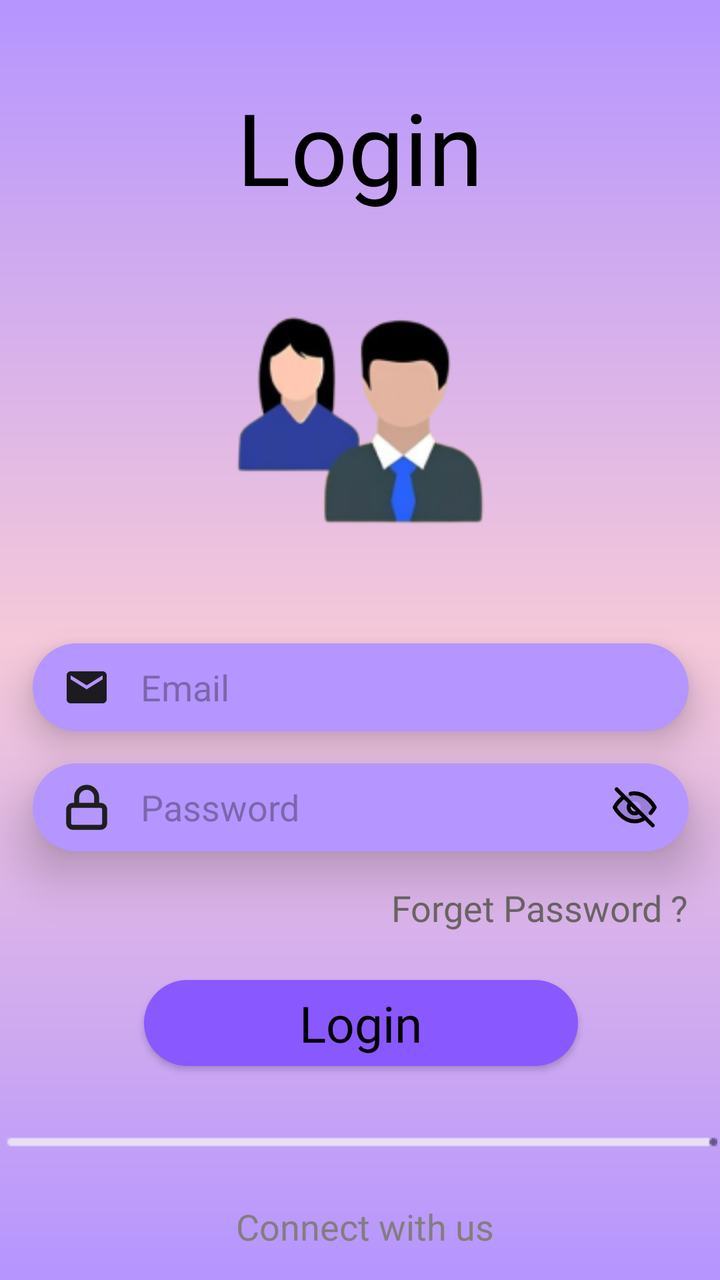
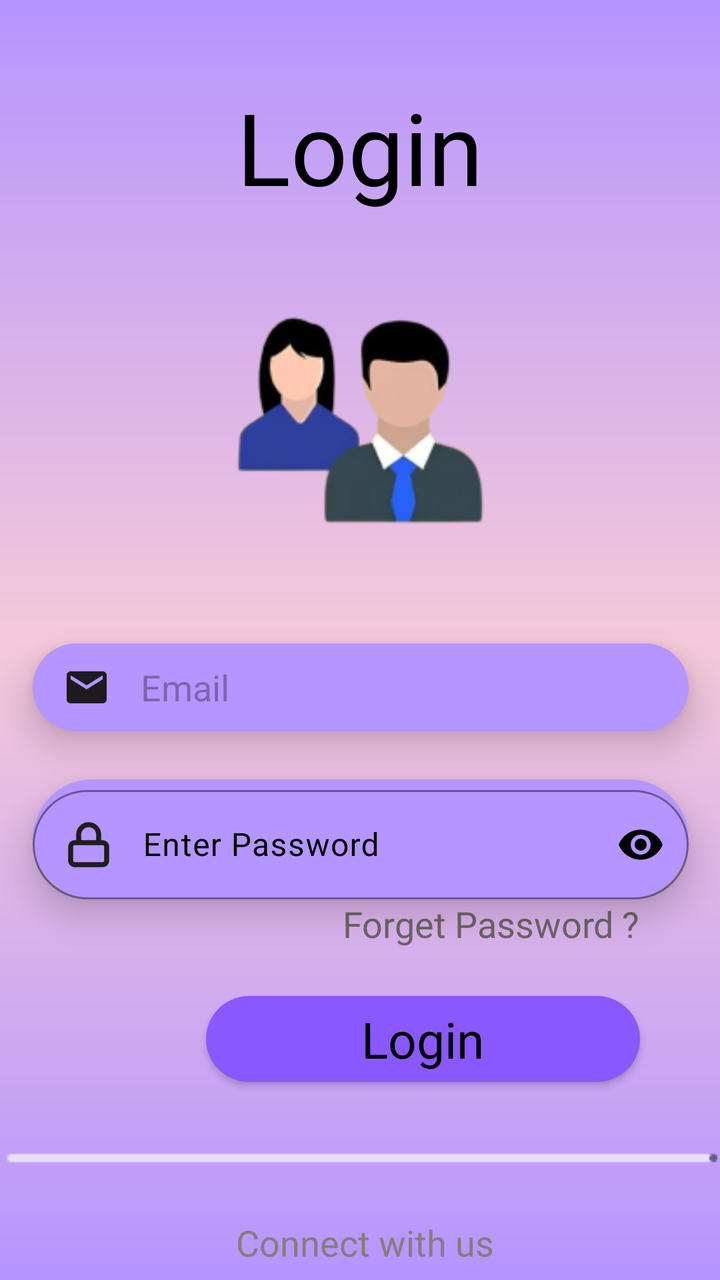

Compare the two renders of this Android layout. The source of the first and the diff that turns it into the second are given below.
<!-- AndroidManifest.xml: application theme Theme.InvestGenius -->
<!-- res/layout/activity_login.xml -->
<?xml version="1.0" encoding="utf-8"?>
<androidx.constraintlayout.widget.ConstraintLayout xmlns:android="http://schemas.android.com/apk/res/android"
    xmlns:app="http://schemas.android.com/apk/res-auto"
    xmlns:tools="http://schemas.android.com/tools"
    android:id="@+id/main"
    android:layout_width="match_parent"
    android:layout_height="match_parent"
    android:background="@drawable/background"
    tools:context=".login_activity">

    <TextView
        android:id="@+id/textView5"
        android:layout_width="wrap_content"
        android:layout_height="wrap_content"
        android:layout_marginTop="40dp"
        android:fontFamily="@font/blinker_bold"
        android:text="Login"
        android:textColor="#000000"
        android:textSize="50sp"
        app:layout_constraintEnd_toEndOf="parent"
        app:layout_constraintStart_toStartOf="parent"
        app:layout_constraintTop_toTopOf="parent" />

    <ImageView
        android:id="@+id/imageView2"
        android:layout_width="209dp"
        android:layout_height="207dp"
        app:layout_constraintEnd_toEndOf="@+id/textView5"
        app:layout_constraintStart_toStartOf="@+id/textView5"
        app:layout_constraintTop_toBottomOf="@+id/textView5"
        app:srcCompat="@drawable/login" />

    <EditText
        android:id="@+id/editTextTextEmailAddress"
        android:layout_width="328dp"
        android:layout_height="44dp"
        android:layout_marginTop="8dp"
        android:background="@drawable/input"
        android:drawableLeft="@drawable/mail"
        android:drawablePadding="15dp"
        android:elevation="10dp"
        android:ems="10"
        android:hint="Email"
        android:inputType="textEmailAddress"
        android:paddingStart="15dp"
        android:textColor="#6B6464"
        app:layout_constraintEnd_toEndOf="@+id/imageView2"
        app:layout_constraintStart_toStartOf="@+id/imageView2"
        app:layout_constraintTop_toBottomOf="@+id/imageView2" />

    <EditText
        android:id="@+id/editTextTextPassword"
        android:layout_width="328dp"
        android:layout_height="44dp"
        android:layout_marginTop="16dp"
        android:background="@drawable/input"
        android:drawableStart="@drawable/lock"
        android:drawableEnd="@drawable/eye_closed"
        android:drawablePadding="15dp"
        android:elevation="15dp"
        android:ems="10"
        android:hint="Password"
        android:inputType="textPassword"
        android:paddingStart="15dp"
        android:paddingEnd="15dp"
        android:textColor="#6B6464"
        app:layout_constraintEnd_toEndOf="@+id/editTextTextEmailAddress"
        app:layout_constraintStart_toStartOf="@+id/editTextTextEmailAddress"
        app:layout_constraintTop_toBottomOf="@+id/editTextTextEmailAddress" />

    <TextView
        android:id="@+id/textView6"
        android:layout_width="wrap_content"
        android:layout_height="wrap_content"
        android:layout_marginTop="16dp"
        android:fontFamily="@font/istok_web"
        android:text="Forget Password ?"
        android:textColor="#6B6464"
        android:textSize="18sp"
        app:layout_constraintEnd_toEndOf="@+id/editTextTextPassword"
        app:layout_constraintTop_toBottomOf="@+id/editTextTextPassword" />

    <androidx.appcompat.widget.AppCompatButton
        android:id="@+id/button2"
        android:layout_width="217dp"
        android:layout_height="43dp"
        android:layout_marginTop="24dp"
        android:background="@drawable/button"
        android:elevation="10dp"
        android:fontFamily="@font/istok_web_bold"
        android:text="Login"
        android:textAllCaps="false"
        android:textColor="#000000"
        android:textSize="25sp"
        app:layout_constraintEnd_toEndOf="@+id/textView6"
        app:layout_constraintStart_toStartOf="@+id/editTextTextPassword"
        app:layout_constraintTop_toBottomOf="@+id/textView6" />

    <ImageView
        android:id="@+id/imageView4"
        android:layout_width="wrap_content"
        android:layout_height="wrap_content"
        android:layout_marginTop="32dp"
        app:layout_constraintEnd_toEndOf="parent"
        app:layout_constraintStart_toStartOf="parent"
        app:layout_constraintTop_toBottomOf="@+id/button2"
        app:srcCompat="@drawable/linear" />

    <TextView
        android:id="@+id/textView7"
        android:layout_width="wrap_content"
        android:layout_height="wrap_content"
        android:layout_marginTop="24dp"
        android:fontFamily="@font/istok_web_bold"
        android:text=" Connect with us"
        android:textColor="#847D7D"
        android:textSize="18sp"
        app:layout_constraintEnd_toEndOf="@+id/imageView4"
        app:layout_constraintStart_toStartOf="@+id/imageView4"
        app:layout_constraintTop_toBottomOf="@+id/imageView4" />

    <androidx.appcompat.widget.AppCompatButton
        android:id="@+id/button3"
        android:layout_width="199dp"
        android:layout_height="59dp"
        android:layout_marginTop="40dp"
        android:background="@drawable/googlebutton"
        android:drawableLeft="@drawable/google"
        android:fontFamily="@font/istok_web_bold"
        android:paddingStart="50dp"
        android:paddingEnd="50dp"
        android:text="Google"
        android:textAllCaps="false"
        android:textColor="#1E1E1E"
        android:textSize="16sp"
        app:layout_constraintEnd_toEndOf="@+id/textView7"
        app:layout_constraintStart_toStartOf="@+id/textView7"
        app:layout_constraintTop_toBottomOf="@+id/textView7" />

    <TextView
        android:id="@+id/textView8"
        android:layout_width="wrap_content"
        android:layout_height="wrap_content"
        android:layout_marginTop="60dp"
        android:fontFamily="@font/istok_web_bold"
        android:text="Don’t have account?"
        android:textColor="#000000"
        android:textSize="18sp"
        app:layout_constraintEnd_toEndOf="@+id/button3"
        app:layout_constraintStart_toStartOf="@+id/button3"
        app:layout_constraintTop_toBottomOf="@+id/button3" />

    <TextView
        android:id="@+id/textView9"
        android:layout_width="wrap_content"
        android:layout_height="wrap_content"
        android:fontFamily="@font/istok_web_bold"
        android:text="SignUp"
        android:textColor="#7F48FF"
        android:textSize="18sp"
        app:layout_constraintEnd_toEndOf="@+id/textView8"
        app:layout_constraintStart_toStartOf="@+id/textView8"
        app:layout_constraintTop_toBottomOf="@+id/textView8" />
</androidx.constraintlayout.widget.ConstraintLayout>
<!-- resources referenced by this layout -->
<resources>
  <!-- drawable background (drawable) -->
  <?xml version="1.0" encoding="utf-8"?>
  <shape xmlns:android="http://schemas.android.com/apk/res/android">
      <gradient
          android:startColor="#B595FF"
          android:centerColor="#F5C9D9"
          android:endColor="#B595FF"
          android:angle="450">
      </gradient>
  </shape>
  <!-- drawable button (drawable) -->
  <?xml version="1.0" encoding="utf-8"?>
  <shape xmlns:android="http://schemas.android.com/apk/res/android">
      <solid android:color="#8A58FF">
      </solid>
      <corners android:radius="50dp"></corners>
      <stroke android:color="@color/white"/>
  </shape>
  <!-- drawable eye_closed (drawable) -->
  <vector xmlns:android="http://schemas.android.com/apk/res/android"
      android:width="24dp"
      android:height="24dp"
      android:viewportWidth="24"
      android:viewportHeight="24">
    <path
        android:pathData="M2,12C2,12 5.636,5 12,5C18.364,5 22,12 22,12C22,12 18.364,19 12,19C5.636,19 2,12 2,12ZM12,15C13.657,15 15,13.657 15,12C15,10.343 13.657,9 12,9C10.343,9 9,10.343 9,12C9,13.657 10.343,15 12,15Z"
        android:fillColor="#000000"
        android:fillAlpha="0.15"
        android:fillType="evenOdd"/>
    <path
        android:pathData="M20,14.833C21.308,13.332 22,12 22,12C22,12 18.364,5 12,5C11.659,5 11.325,5.02 11,5.058C10.658,5.098 10.324,5.158 10,5.236M3,3L6.719,6.719M6.719,6.719C3.667,8.791 2,12 2,12C2,12 5.636,19 12,19C14.055,19 15.826,18.27 17.281,17.281M6.719,6.719L9.879,9.879M9.879,9.879C9.336,10.422 9,11.172 9,12C9,13.657 10.343,15 12,15C12.828,15 13.578,14.664 14.121,14.121M9.879,9.879L14.121,14.121M14.121,14.121L17.281,17.281M17.281,17.281L21,21"
        android:strokeLineJoin="round"
        android:strokeWidth="2"
        android:fillColor="#00000000"
        android:strokeColor="#000000"
        android:strokeLineCap="round"/>
  </vector>
  <!-- drawable googlebutton (drawable) -->
  <?xml version="1.0" encoding="utf-8"?>
  <shape xmlns:android="http://schemas.android.com/apk/res/android">
      <solid android:color="#D5D0E0"/>
      <corners android:radius="20dp"/>
      <stroke android:color="@color/black"
          android:width="1dp"/>
  </shape>
  <!-- drawable input (drawable) -->
  <?xml version="1.0" encoding="utf-8"?>
  <shape xmlns:android="http://schemas.android.com/apk/res/android">
      <solid android:color="#B595FF"/>
      <corners android:radius="30dp"/>
      <stroke android:color="@color/white"/>
  </shape>
  <!-- drawable linear: png bitmap (drawable, 265 bytes) -->
  <!-- drawable lock (drawable) -->
  <vector xmlns:android="http://schemas.android.com/apk/res/android"
      android:width="24dp"
      android:height="24dp"
      android:viewportWidth="24"
      android:viewportHeight="24">
    <path
        android:pathData="M7,11V7C7,5.674 7.527,4.402 8.464,3.464C9.402,2.527 10.674,2 12,2C13.326,2 14.598,2.527 15.535,3.464C16.473,4.402 17,5.674 17,7V11M5,11H19C20.105,11 21,11.895 21,13V20C21,21.105 20.105,22 19,22H5C3.895,22 3,21.105 3,20V13C3,11.895 3.895,11 5,11Z"
        android:strokeLineJoin="round"
        android:strokeWidth="2.5"
        android:fillColor="#00000000"
        android:strokeColor="#1E1E1E"
        android:strokeLineCap="round"/>
  </vector>
  <!-- drawable mail (drawable) -->
  <vector xmlns:android="http://schemas.android.com/apk/res/android"
      android:width="24dp"
      android:height="24dp"
      android:viewportWidth="24"
      android:viewportHeight="24">
    <path
        android:pathData="M4,20C3.45,20 2.975,19.808 2.575,19.425C2.192,19.025 2,18.55 2,18V6C2,5.45 2.192,4.983 2.575,4.6C2.975,4.2 3.45,4 4,4H20C20.55,4 21.017,4.2 21.4,4.6C21.8,4.983 22,5.45 22,6V18C22,18.55 21.8,19.025 21.4,19.425C21.017,19.808 20.55,20 20,20H4ZM12,13L20,8V6L12,11L4,6V8L12,13Z"
        android:fillColor="#1D1B20"/>
  </vector>
  <style name="Theme.InvestGenius" parent="Base.Theme.InvestGenius" />
  <color name="white">#FFFFFFFF</color>
  <color name="black">#FF000000</color>
  <style name="Base.Theme.InvestGenius" parent="Theme.Material3.DayNight.NoActionBar">
          
          
      </style>
  <!-- unchanged entries left out for length: 2 -->
</resources>

<!-- the commit's change to res/layout/activity_login.xml (unified diff, before → after) -->
@@ -48,37 +48,17 @@
         app:layout_constraintStart_toStartOf="@+id/imageView2"
         app:layout_constraintTop_toBottomOf="@+id/imageView2" />
 
-    <EditText
-        android:id="@+id/editTextTextPassword"
-        android:layout_width="328dp"
-        android:layout_height="44dp"
-        android:layout_marginTop="16dp"
-        android:background="@drawable/input"
-        android:drawableStart="@drawable/lock"
-        android:drawableEnd="@drawable/eye_closed"
-        android:drawablePadding="15dp"
-        android:elevation="15dp"
-        android:ems="10"
-        android:hint="Password"
-        android:inputType="textPassword"
-        android:paddingStart="15dp"
-        android:paddingEnd="15dp"
-        android:textColor="#6B6464"
-        app:layout_constraintEnd_toEndOf="@+id/editTextTextEmailAddress"
-        app:layout_constraintStart_toStartOf="@+id/editTextTextEmailAddress"
-        app:layout_constraintTop_toBottomOf="@+id/editTextTextEmailAddress" />
-
     <TextView
         android:id="@+id/textView6"
         android:layout_width="wrap_content"
         android:layout_height="wrap_content"
-        android:layout_marginTop="16dp"
+        android:layout_marginEnd="40dp"
         android:fontFamily="@font/istok_web"
         android:text="Forget Password ?"
         android:textColor="#6B6464"
         android:textSize="18sp"
-        app:layout_constraintEnd_toEndOf="@+id/editTextTextPassword"
-        app:layout_constraintTop_toBottomOf="@+id/editTextTextPassword" />
+        app:layout_constraintEnd_toEndOf="parent"
+        app:layout_constraintTop_toBottomOf="@+id/textInputLayout2" />
 
     <androidx.appcompat.widget.AppCompatButton
         android:id="@+id/button2"
@@ -93,7 +73,6 @@
         android:textColor="#000000"
         android:textSize="25sp"
         app:layout_constraintEnd_toEndOf="@+id/textView6"
-        app:layout_constraintStart_toStartOf="@+id/editTextTextPassword"
         app:layout_constraintTop_toBottomOf="@+id/textView6" />
 
     <ImageView
@@ -161,4 +140,35 @@
         app:layout_constraintEnd_toEndOf="@+id/textView8"
         app:layout_constraintStart_toStartOf="@+id/textView8"
         app:layout_constraintTop_toBottomOf="@+id/textView8" />
+
+    <com.google.android.material.textfield.TextInputLayout
+        android:id="@+id/textInputLayout2"
+        android:layout_width="328dp"
+        android:layout_height="60dp"
+        android:layout_marginTop="24dp"
+        app:passwordToggleEnabled="true"
+        android:background="@drawable/input"
+        app:boxCornerRadiusBottomEnd="30dp"
+        app:boxCornerRadiusBottomStart="30dp"
+        app:boxCornerRadiusTopEnd="30dp"
+        app:boxCornerRadiusTopStart="30dp"
+        app:hintTextColor="@color/black"
+        android:textColorHint="@color/black"
+        app:boxStrokeColor="@color/black"
+        android:elevation="10dp"
+        app:passwordToggleTint="@color/black"
+        app:layout_constraintEnd_toEndOf="@+id/editTextTextEmailAddress"
+        app:layout_constraintStart_toStartOf="@+id/editTextTextEmailAddress"
+        app:layout_constraintTop_toBottomOf="@+id/editTextTextEmailAddress">
+
+        <com.google.android.material.textfield.TextInputEditText
+            android:id="@+id/passtext"
+            android:layout_width="match_parent"
+            android:layout_height="match_parent"
+            android:drawableStart="@drawable/lock"
+            android:drawablePadding="15dp"
+            android:textColor="@color/black"
+            android:inputType="textPassword"
+            android:hint="Enter Password" />
+    </com.google.android.material.textfield.TextInputLayout>
 </androidx.constraintlayout.widget.ConstraintLayout>
<!-- resource entries referenced after the edit -->
@@ -18,25 +18,6 @@
       <corners android:radius="50dp"></corners>
       <stroke android:color="@color/white"/>
   </shape>
-  <!-- drawable eye_closed (drawable) -->
-  <vector xmlns:android="http://schemas.android.com/apk/res/android"
-      android:width="24dp"
-      android:height="24dp"
-      android:viewportWidth="24"
-      android:viewportHeight="24">
-    <path
-        android:pathData="M2,12C2,12 5.636,5 12,5C18.364,5 22,12 22,12C22,12 18.364,19 12,19C5.636,19 2,12 2,12ZM12,15C13.657,15 15,13.657 15,12C15,10.343 13.657,9 12,9C10.343,9 9,10.343 9,12C9,13.657 10.343,15 12,15Z"
-        android:fillColor="#000000"
-        android:fillAlpha="0.15"
-        android:fillType="evenOdd"/>
-    <path
-        android:pathData="M20,14.833C21.308,13.332 22,12 22,12C22,12 18.364,5 12,5C11.659,5 11.325,5.02 11,5.058C10.658,5.098 10.324,5.158 10,5.236M3,3L6.719,6.719M6.719,6.719C3.667,8.791 2,12 2,12C2,12 5.636,19 12,19C14.055,19 15.826,18.27 17.281,17.281M6.719,6.719L9.879,9.879M9.879,9.879C9.336,10.422 9,11.172 9,12C9,13.657 10.343,15 12,15C12.828,15 13.578,14.664 14.121,14.121M9.879,9.879L14.121,14.121M14.121,14.121L17.281,17.281M17.281,17.281L21,21"
-        android:strokeLineJoin="round"
-        android:strokeWidth="2"
-        android:fillColor="#00000000"
-        android:strokeColor="#000000"
-        android:strokeLineCap="round"/>
-  </vector>
   <!-- drawable googlebutton (drawable) -->
   <?xml version="1.0" encoding="utf-8"?>
   <shape xmlns:android="http://schemas.android.com/apk/res/android">
